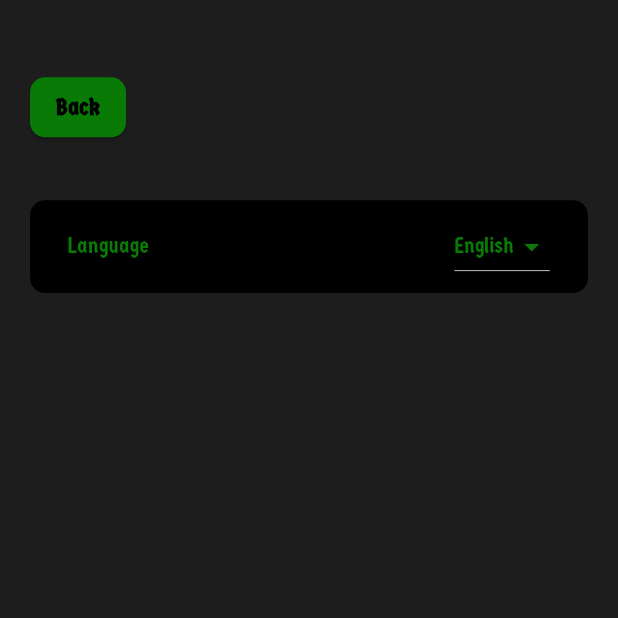
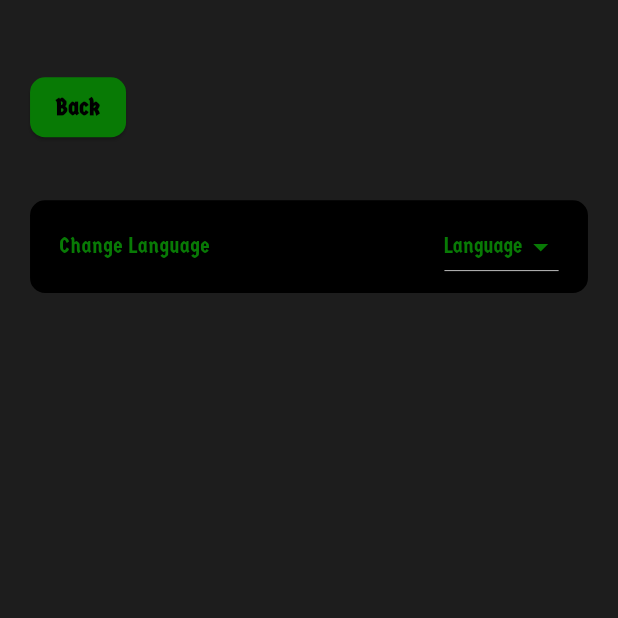
Before and after one commit to MAHMOUDELSAYED7/Body-Metrics, a Flutter app: the screen it shows after launch, after a tap on the "settings" icon, on a phone screen of 412 x 824 dp, the top half of it. Run offline on Flutter 3.47's test engine with Material 3 defaults, Android fonts, the phone set to English and light mode, and no system bars; our stand-ins replace flutter_riverpod, flutter_screenutil, shared_preferences; missing offline and left inert: slide_switcher, vertical_weight_slider.

Commit message:
refactor custom text widget.

```diff
--- a/lib/l10n/intl_en.arb
+++ b/lib/l10n/intl_en.arb
@@ -20,8 +20,7 @@
     "obeseMessage": "You have a higher than normal body weight. Try to exercise more.",
     "underweightMessage": "You have a lower than normal body weight. Try to exercise more.",
     "overweightMessage": "You have a higher than normal body weight. Try to exercise more.",
-    "normalRanage":"The normal BMI range is 18.5 - 24.9 kg/m2.",
+    "normalRanage": "The normal BMI range is 18.5 - 24.9 kg/m2.",
     "language": "Language",
-    "english": "English",
-    "arabic": "العربية"
+    "changeLanguage": "Change Language"
 }
--- a/lib/view/result.dart
+++ b/lib/view/result.dart
@@ -51,7 +51,7 @@ class ResultScreen extends ConsumerWidget {
             const Spacer(),
             CustomButton(
               color: color,
-              title:tr.findOutMore,
+              title: tr.findOutMore,
               onPressed: () => Navigator.pop(context),
             ),
             const Spacer(),
@@ -83,6 +83,7 @@ class ResultScreen extends ConsumerWidget {
   Widget _buildResultValue(
       BuildContext context, WidgetRef ref, String result, Color? color) {
     return Container(
+      padding: EdgeInsets.all(50.sp),
       alignment: Alignment.center,
       decoration: BoxDecoration(
         color: MyColors.black,
@@ -92,7 +93,6 @@ class ResultScreen extends ConsumerWidget {
           width: 8.w,
         ),
       ),
-      height: ScreenSize.width / 2,
       child: CustomText(
         result,
         color: color,
@@ -123,7 +123,7 @@ class ResultScreen extends ConsumerWidget {
 
   Widget _buildResultMessage(BuildContext context, WidgetRef ref, String result,
       String title, String message, Color? color) {
-        final tr = S.of(context);
+    final tr = S.of(context);
     return Container(
       width: ScreenSize.width,
       padding: EdgeInsets.all(10.w),
--- a/lib/view/setting.dart
+++ b/lib/view/setting.dart
@@ -33,6 +33,7 @@ class SettingsScreen extends ConsumerWidget {
   }
 
   Widget _buildChangeLocale(BuildContext context, WidgetRef ref) {
+    final tr = S.of(context);
     return Container(
       height: ScreenSize.height * 0.075,
       width: ScreenSize.width,
@@ -44,12 +45,17 @@ class SettingsScreen extends ConsumerWidget {
       child: Row(
         children: [
           const Spacer(),
-          const CustomText(
-            "Language",
+          CustomText(
+            tr.changeLanguage,
             color: MyColors.green,
           ),
           const Spacer(flex: 8),
           DropdownButton(
+            selectedItemBuilder: (context) => [
+              DropdownMenuItem(
+                child: CustomText(tr.language, color: MyColors.green),
+              ),
+            ],
             iconEnabledColor: MyColors.green,
             style: const TextStyle(color: MyColors.green),
             alignment: Alignment.center,
--- a/lib/widgets/custom_slider.dart
+++ b/lib/widgets/custom_slider.dart
@@ -13,7 +13,7 @@ class MySlider extends StatelessWidget {
   Widget build(BuildContext context) {
     final tr = S.of(context);
     return Container(
-      height: ScreenSize.height / 4.6,
+      height: ScreenSize.height / 4.2,
       decoration: BoxDecoration(
           color: MyColors.black, borderRadius: BorderRadius.circular(15.dm)),
       child: Column(
@@ -42,7 +42,7 @@ class MySlider extends StatelessWidget {
                   fontWeight: FontWeight.w600,
                   color: MyColors.black,
                 ),
-                 CustomText(
+                CustomText(
                   tr.cm,
                   color: MyColors.black,
                   fontWeight: FontWeight.w600,
--- a/lib/widgets/custom_text.dart
+++ b/lib/widgets/custom_text.dart
@@ -27,7 +27,7 @@ class CustomText extends StatelessWidget {
   @override
   Widget build(BuildContext context) {
     final screenWidth = MediaQuery.of(context).size.width;
-    final scaleFactor = screenWidth / 400;
+    final scaleFactor = screenWidth * 0.0025;
     final adjustedFontSize = fontSize * scaleFactor;
 
     return Text(
```
Also changed, not shown: lib/l10n/intl_ar.arb (+4 -5 lines), lib/generated/intl/messages_ar.dart, lib/generated/intl/messages_en.dart, lib/generated/l10n.dart.
